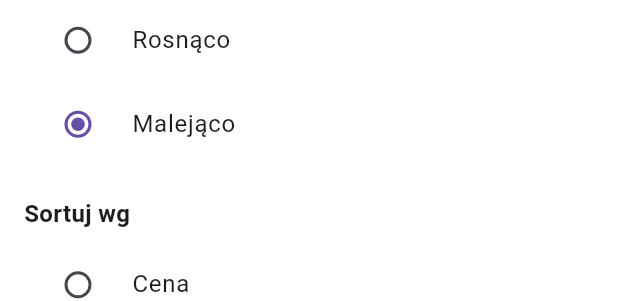
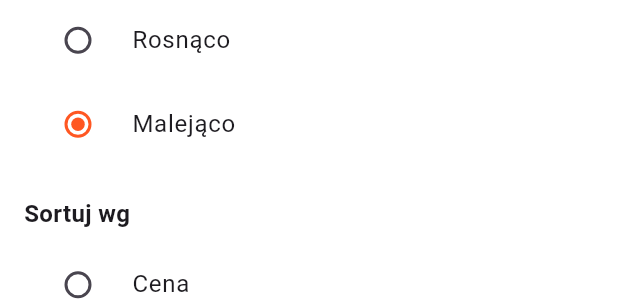
Before and after one commit to micjaw310589/strawa, a Flutter app: the SortingScreen widget shown alone on an empty page, opened directly, on a phone screen of 412 x 824 dp. Shown: the part 181-482 px from the top of the screen. Run offline on Flutter 3.47's test engine with Material 3 defaults, Android fonts, the phone set to English and light mode, and no system bars; our stand-ins replace decimal, geolocator, get_it, sensors_plus, supabase_flutter; accounts and stored records are empty.

Commit message:
didn't fix filters but i fixed radiobox color in the sorting screen :3

```diff
--- a/lib/presentation/home_screen/sorting_screen.dart
+++ b/lib/presentation/home_screen/sorting_screen.dart
@@ -148,6 +148,7 @@ class _SortingScreenState extends State<SortingScreen> {
           const SizedBox(height: 8),
           ...SortingScreenViewModel.order.entries.map((entry) {
             return RadioListTile<bool>(
+              activeColor: Colors.deepOrange,
               title: Text(entry.value),
               value: entry.key,
             );
```
